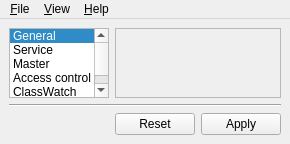
Old version of the form configurator/src/MainWindow.ui in the repository infolevishcoders-web/classwatch.
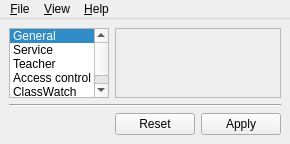
New version of the form. Icons and pictures are not drawn. Custom widgets are drawn as their Qt base class.

Commit message:
Finish rebrand: Teacher/Setup names in UI, dialogs, desktop files
- Configurator 'Master' tab -> 'Teacher'; auth warning dialog strings
- LinuxServerProcess: desktop file lookup now uses the installed
  io.levish.classwatch-server.desktop (was stale io.veyon name - Wayland
  fallback could not find it)
- .desktop/.policy display names updated to ClassWatch Teacher/Setup

Generated with [Devin](https://devin.ai)

```diff
--- a/configurator/src/MainWindow.ui
+++ b/configurator/src/MainWindow.ui
@@ -69,7 +69,7 @@
       </item>
       <item>
        <property name="text">
-        <string>Master</string>
+        <string>Teacher</string>
        </property>
        <property name="icon">
         <iconset resource="../resources/configurator.qrc">
```
Left out of the diff: 2 changed lines with no effect on the pictures. The commit also changes 7 other files.
